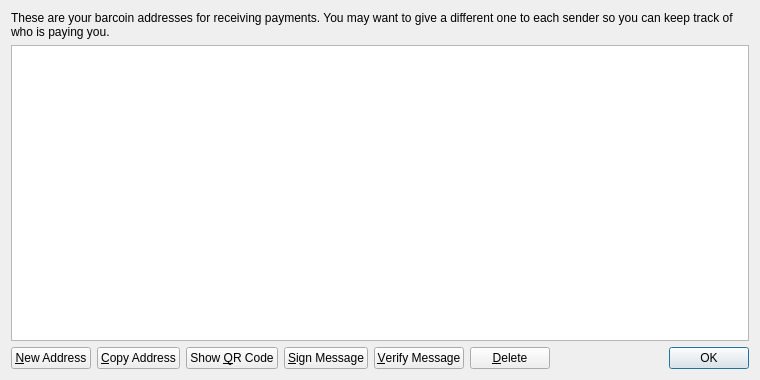
First picture: the form in src/qt/forms/addressbookpage.ui, repository GustaCoin/GustaCoin, before the edit.
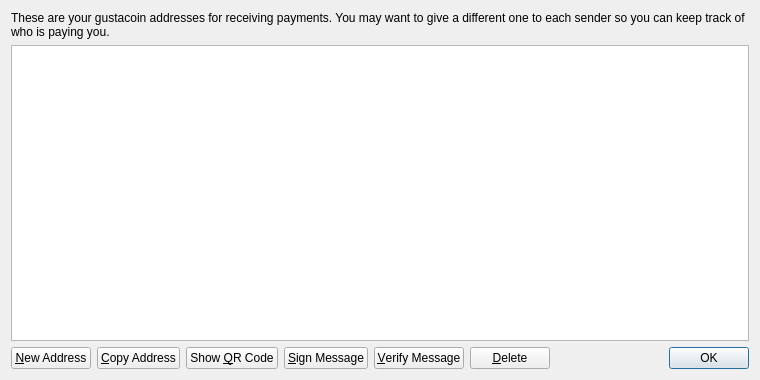
Second picture: the form after the edit. Icons and pictures are not drawn.

```diff
--- a/src/qt/forms/addressbookpage.ui
+++ b/src/qt/forms/addressbookpage.ui
@@ -17,7 +17,7 @@
    <item>
     <widget class="QLabel" name="labelExplanation">
      <property name="text">
-      <string>These are your barcoin addresses for receiving payments. You may want to give a different one to each sender so you can keep track of who is paying you.</string>
+      <string>These are your gustacoin addresses for receiving payments. You may want to give a different one to each sender so you can keep track of who is paying you.</string>
      </property>
      <property name="textFormat">
       <enum>Qt::PlainText</enum>
```
